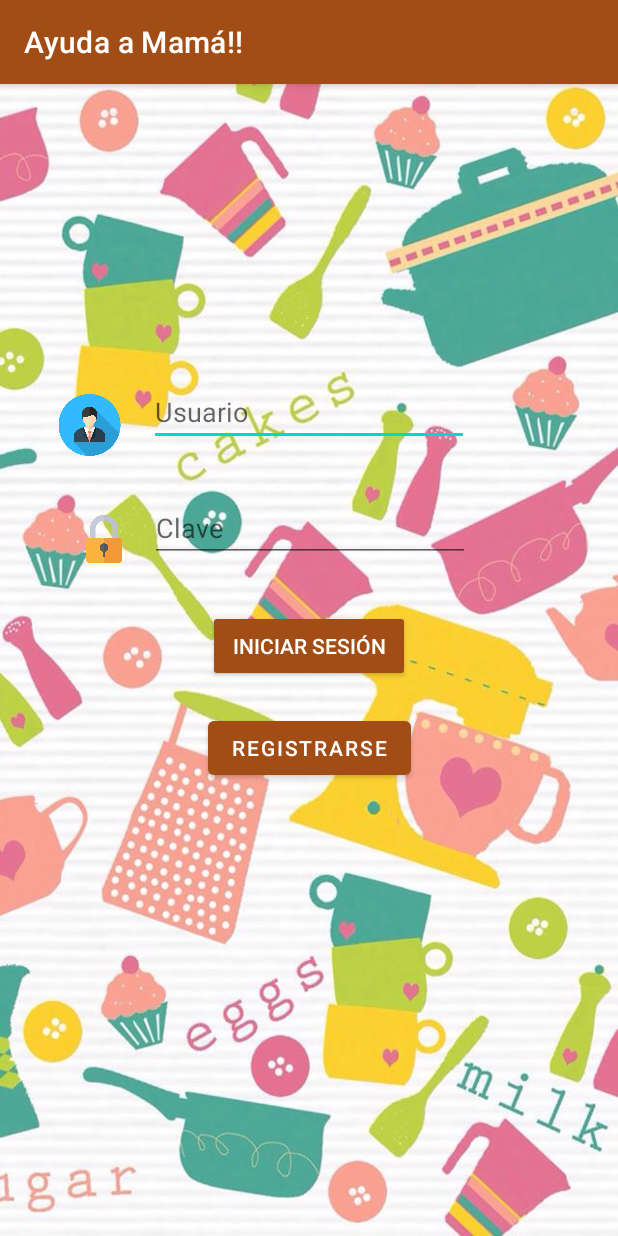
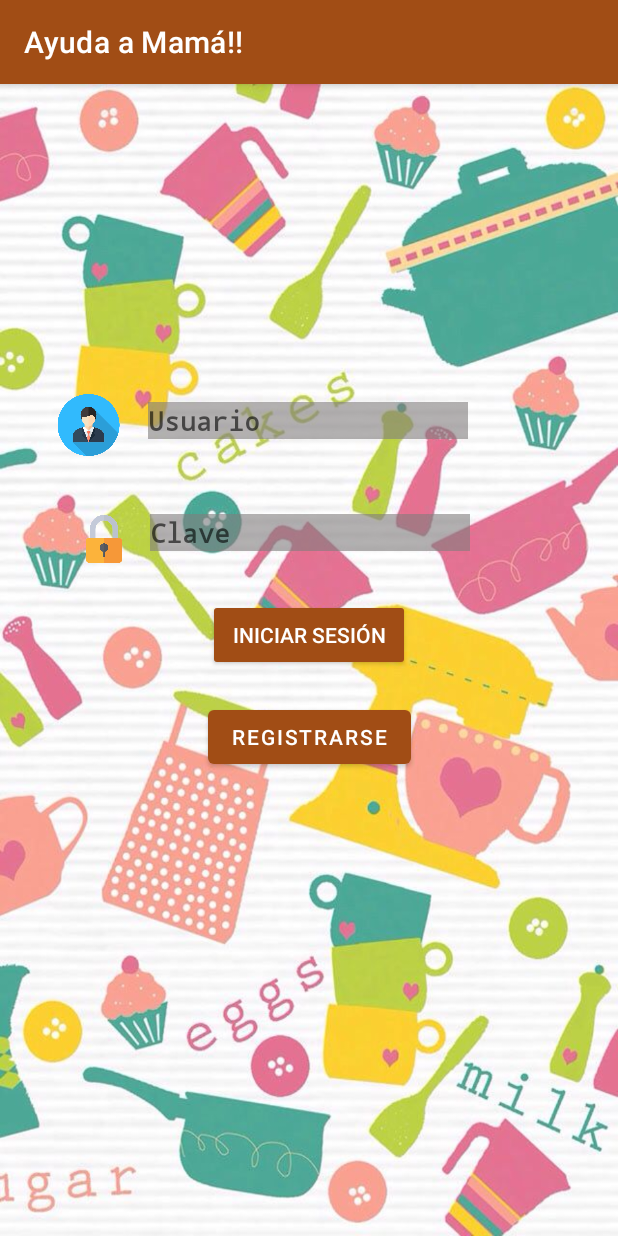
Before and after one commit to VictorHernandezJ/Prueba, an Android app: the screen it shows after launch (IniciarSesion), on a phone screen of 412 x 824 dp. Run offline under Robolectric (Android 15) with nearby library versions, the phone set to English and light mode, and no system bars; Roboto replaces fonts that are not available here.

Commit message:
cambio de fondo en el layout editar receta

```diff
--- a/app/src/main/java/unc/edu/ayudaamam/Data/MantenimientoUsuario.java
+++ b/app/src/main/java/unc/edu/ayudaamam/Data/MantenimientoUsuario.java
@@ -60,4 +60,5 @@
         }
         oBD.close();
     }
+
 }
--- a/app/src/main/res/layout/ly_iniciar_sesion.xml
+++ b/app/src/main/res/layout/ly_iniciar_sesion.xml
@@ -11,12 +11,18 @@
         android:id="@+id/txtUsuarioIni"
         android:layout_width="wrap_content"
         android:layout_height="wrap_content"
-        android:layout_marginTop="196dp"
+        android:layout_marginTop="212dp"
+        android:background="#99807D7D"
         android:ems="10"
+        android:fontFamily="monospace"
         android:hint="Usuario"
         android:inputType="textPersonName"
-        android:textColor="#000000"
+        android:textAllCaps="false"
+        android:textColor="#3F51B5"
+        android:textSize="18sp"
+        android:textStyle="bold"
         app:layout_constraintEnd_toEndOf="parent"
+        app:layout_constraintHorizontal_bias="0.497"
         app:layout_constraintStart_toStartOf="parent"
         app:layout_constraintTop_toTopOf="parent" />
 
@@ -24,10 +30,14 @@
         android:id="@+id/txtClaveIni"
         android:layout_width="wrap_content"
         android:layout_height="wrap_content"
-        android:layout_marginTop="32dp"
+        android:layout_marginTop="50dp"
+        android:background="#99807D7D"
         android:ems="10"
+        android:fontFamily="monospace"
         android:hint="Clave"
         android:inputType="textPassword"
+        android:textColor="#3F51B5"
+        android:textStyle="bold"
         app:layout_constraintEnd_toEndOf="parent"
         app:layout_constraintHorizontal_bias="0.502"
         app:layout_constraintStart_toStartOf="parent"
--- a/app/src/main/res/layout/ly_lista_detallada.xml
+++ b/app/src/main/res/layout/ly_lista_detallada.xml
@@ -38,7 +38,8 @@
         <ListView
             android:id="@+id/lvIngredientes"
             android:layout_width="wrap_content"
-            android:layout_height="wrap_content" />
+            android:layout_height="wrap_content"
+            android:background="#99807D7D" />
 
         <TextView
             android:id="@+id/textView10"
@@ -53,6 +54,7 @@
         <ListView
             android:id="@+id/lvPreparacion"
             android:layout_width="wrap_content"
-            android:layout_height="wrap_content" />
+            android:layout_height="wrap_content"
+            android:background="#99807D7D" />
     </LinearLayout>
 </androidx.constraintlayout.widget.ConstraintLayout>
--- a/app/src/main/res/layout/ly_lista_recetas.xml
+++ b/app/src/main/res/layout/ly_lista_recetas.xml
@@ -11,8 +11,9 @@
     <ListView
         android:id="@+id/lvLista"
         android:layout_width="376dp"
-        android:layout_height="540dp"
+        android:layout_height="wrap_content"
         android:layout_marginTop="20dp"
+        android:background="#99807D7D"
         app:layout_constraintEnd_toEndOf="parent"
         app:layout_constraintHorizontal_bias="0.457"
         app:layout_constraintStart_toStartOf="parent"
--- a/app/src/main/res/layout/ly_registro_usuario.xml
+++ b/app/src/main/res/layout/ly_registro_usuario.xml
@@ -47,7 +47,10 @@
         android:layout_width="wrap_content"
         android:layout_height="wrap_content"
         android:layout_marginTop="44dp"
+        android:fontFamily="cursive"
         android:text="Crear Usuario"
+        android:textSize="20sp"
+        android:textStyle="bold"
         app:layout_constraintEnd_toEndOf="parent"
         app:layout_constraintHorizontal_bias="0.498"
         app:layout_constraintStart_toStartOf="parent"
```
Also changed, not shown: app/src/main/res/layout/ly_agregar_receta.xml (+7 -8 lines), app/src/main/res/layout/ly_editar_receta.xml (+7 -2 lines), app/src/main/res/layout/ly_logear.xml (deleted, +0 -7 lines), app/src/main/res/drawable/coke5.jpeg (renamed from app/src/main/res/drawable/coke4.jpeg), app/src/main/res/drawable/coke5.png (deleted), app/src/main/res/usuario/usuario.png (deleted).
